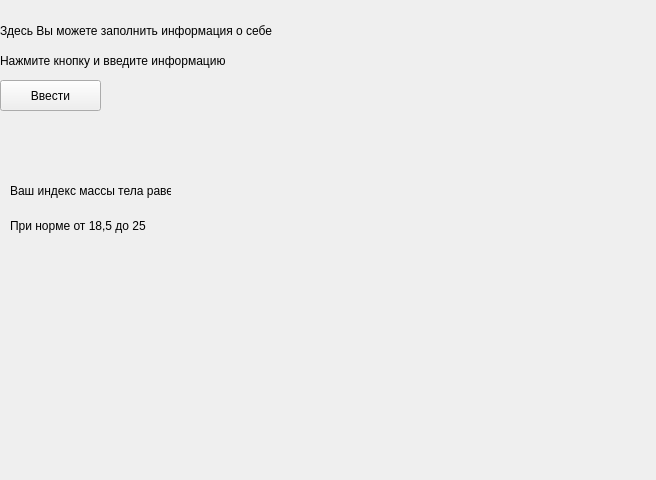
Above: yourself.ui from damirtt088/Yandex before the change. Below: the same form after it.
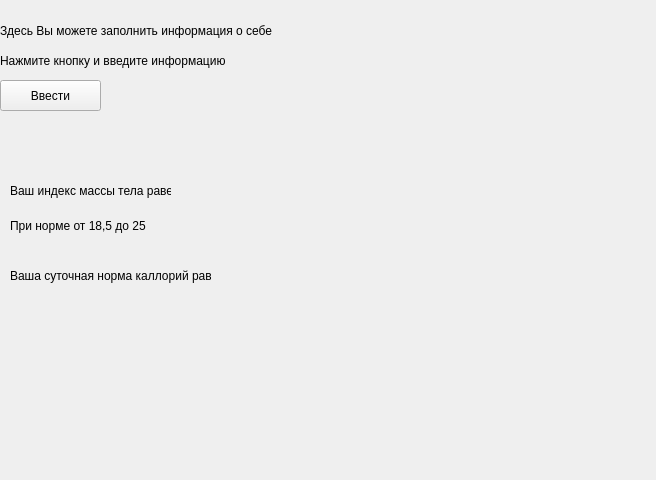
That is the form after the change.

Diff of the .ui file:
```diff
--- a/yourself.ui
+++ b/yourself.ui
@@ -107,9 +107,9 @@
   <widget class="QLabel" name="lbl_norma">
    <property name="geometry">
     <rect>
-     <x>270</x>
-     <y>170</y>
-     <width>181</width>
+     <x>280</x>
+     <y>160</y>
+     <width>291</width>
      <height>61</height>
     </rect>
    </property>
@@ -117,6 +117,32 @@
     <string/>
    </property>
   </widget>
+  <widget class="QLabel" name="lbl_bmr_info">
+   <property name="geometry">
+    <rect>
+     <x>10</x>
+     <y>250</y>
+     <width>201</width>
+     <height>51</height>
+    </rect>
+   </property>
+   <property name="text">
+    <string>Ваша суточная норма каллорий равна</string>
+   </property>
+  </widget>
+  <widget class="QLabel" name="lbl_bmr">
+   <property name="geometry">
+    <rect>
+     <x>220</x>
+     <y>260</y>
+     <width>121</width>
+     <height>31</height>
+    </rect>
+   </property>
+   <property name="text">
+    <string/>
+   </property>
+  </widget>
  </widget>
  <resources/>
  <connections/>
```
